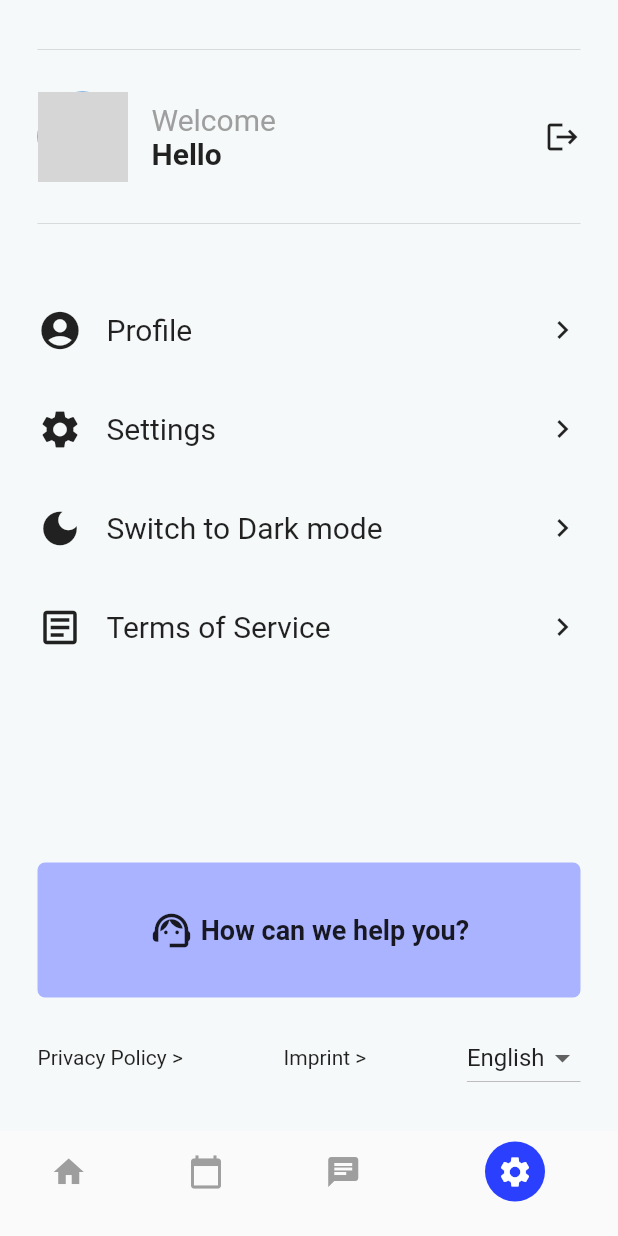
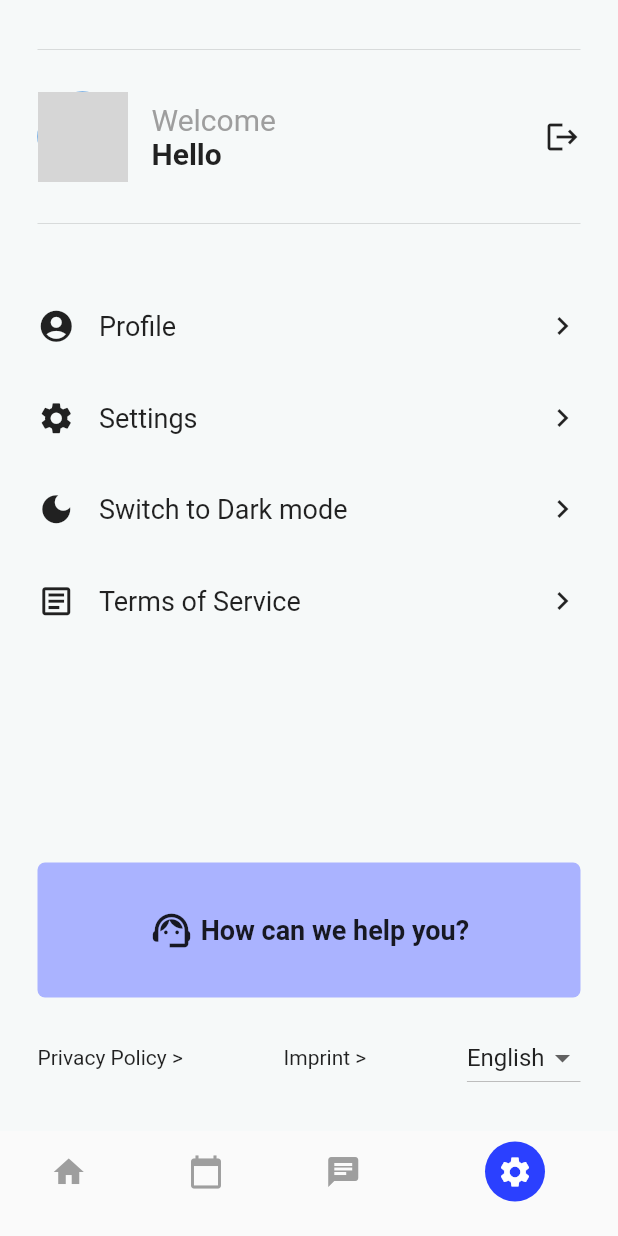
Before and after one commit to sealnext/DermoSkin, a Flutter app: the screen it shows once a user with an empty profile is signed in, item 4 of the bottom bar chosen, on a phone screen of 412 x 824 dp. Run offline on Flutter 3.47's test engine with Material 2 defaults, Android fonts, the phone set to English and light mode, and no system bars; our stand-ins replace firebase_auth, firebase_core, google_sign_in; accounts and stored records are empty; network calls fail; grey boxes are pictures that could not be loaded.

Commit message:
Changed size of settings

```diff
--- a/lib/ui/pages/settings_page.dart
+++ b/lib/ui/pages/settings_page.dart
@@ -142,11 +142,11 @@ class _SettingsState extends State<Settings> {
       padding: const EdgeInsets.symmetric(vertical: 8.0),
       child: Row(
         children: [
-          Icon(icon, size: 30.0), // mărită dimensiunea dacă e necesar
+          Icon(icon, size: 25.0), // mărită dimensiunea dacă e necesar
           const SizedBox(width: 16.0),
           Text(text,
               style: const TextStyle(
-                  fontSize: 20.0)), // Creșteți dimensiunea fontului aici
+                  fontSize: 18.0)), // Creșteți dimensiunea fontului aici
           const Spacer(),
           const Icon(Icons.chevron_right),
         ],
```
